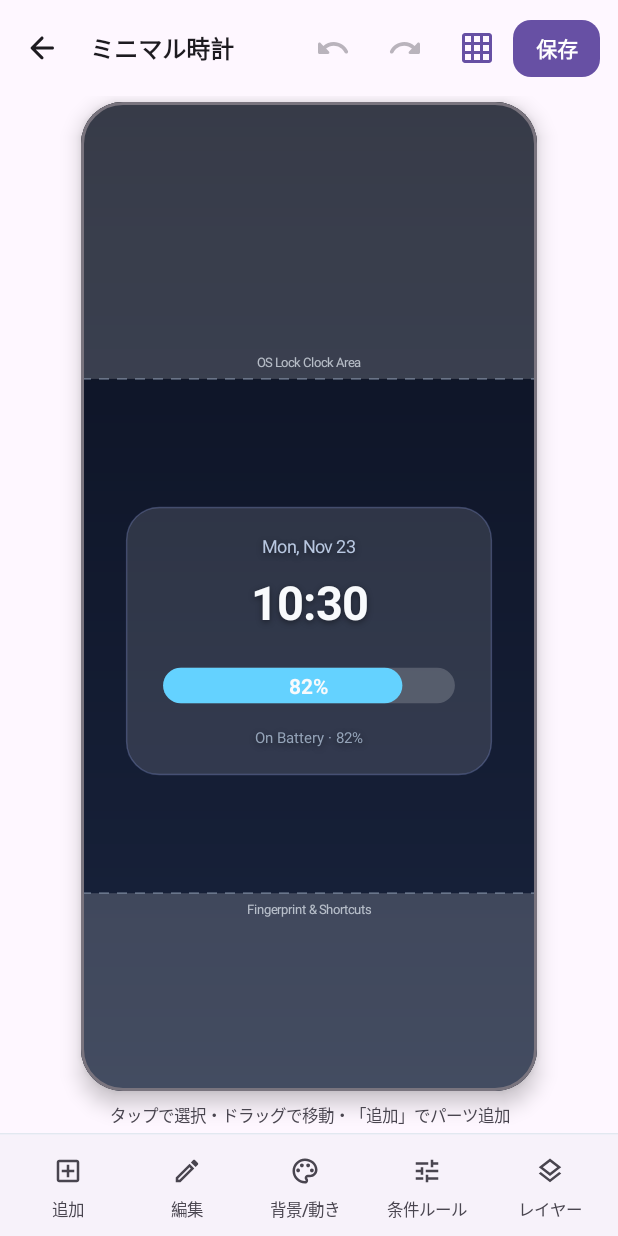
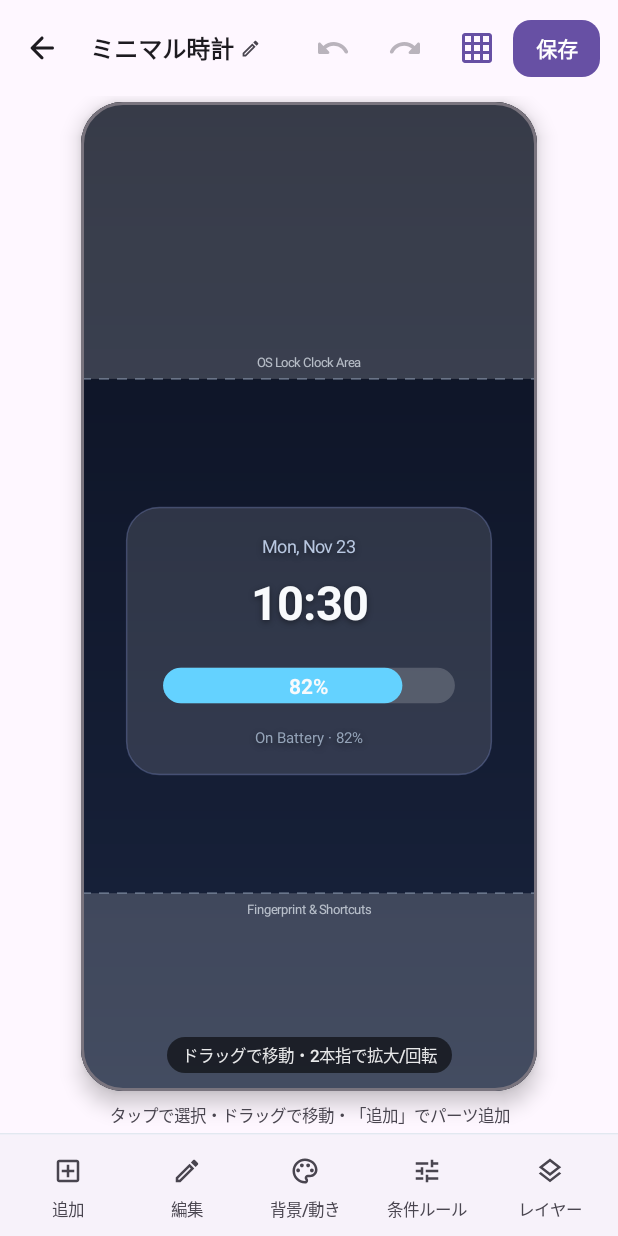
Before and after one commit to TaigaShinohara/LockCanvas, an Android app built with Jetpack Compose: the composable LockCanvasApp shown on its own in the app's theme, after a tap on "選択中", on a phone screen of 412 x 824 dp. Run offline under Robolectric (Android 15) with nearby library versions, the phone set to English and light mode, and no system bars.

Commit message:
Improve beginner UX in home, editor, and wallpaper setup guide

```diff
--- a/app/src/main/java/com/lockcanvas/app/ui/EditorState.kt
+++ b/app/src/main/java/com/lockcanvas/app/ui/EditorState.kt
@@ -23,8 +23,8 @@ enum class EditorToolTab(val label: String) {
     ADD("追加"),
     EDIT("編集"),
     BACKGROUND("背景/動き"),
-    RULES("条件ルール"),
-    LAYERS("レイヤー"),
+    RULES("自動切替"),
+    LAYERS("重なり順"),
 }
 
 data class SnapResult(
--- a/app/src/main/java/com/lockcanvas/app/ui/screens/EditorScreen.kt
+++ b/app/src/main/java/com/lockcanvas/app/ui/screens/EditorScreen.kt
@@ -257,12 +257,24 @@ fun EditorScreen(
                             .clickable { showRenameDialog = true }
                             .padding(horizontal = 4.dp, vertical = 2.dp),
                     ) {
+                        Row(
+                            verticalAlignment = Alignment.CenterVertically,
+                            horizontalArrangement = Arrangement.spacedBy(4.dp),
+                        ) {
                             Text(
                                 text = state.design.name,
                                 style = MaterialTheme.typography.titleMedium,
                                 maxLines = 1,
                                 overflow = TextOverflow.Ellipsis,
-                        )
+                                modifier = Modifier.weight(1f, fill = false),
+                            )
+                            Icon(
+                                imageVector = Icons.Outlined.Edit,
+                                contentDescription = "名前を変更",
+                                modifier = Modifier.size(14.dp),
+                                tint = MaterialTheme.colorScheme.onSurfaceVariant,
+                            )
+                        }
                         if (state.hasUnsavedChanges) {
                             Text(
                                 text = "未保存の変更あり",
@@ -646,6 +658,7 @@ private fun InteractiveCanvasStage(
         border = BorderStroke(2.dp, MaterialTheme.colorScheme.outline),
         shadowElevation = 8.dp,
     ) {
+        Box(modifier = Modifier.fillMaxSize()) {
             Canvas(
             modifier = Modifier
                 .fillMaxSize()
@@ -757,6 +770,24 @@ private fun InteractiveCanvasStage(
                     strokeWidth = 2f,
                     pathEffect = dashEffect,
                 )
+            }
+        }
+
+            if (state.selectedElementId == null) {
+                Surface(
+                    modifier = Modifier
+                        .align(Alignment.BottomCenter)
+                        .padding(bottom = 12.dp, start = 12.dp, end = 12.dp),
+                    shape = RoundedCornerShape(99.dp),
+                    color = Color.Black.copy(alpha = 0.58f),
+                ) {
+                    Text(
+                        text = "ドラッグで移動・2本指で拡大/回転",
+                        style = MaterialTheme.typography.labelSmall,
+                        color = Color.White.copy(alpha = 0.9f),
+                        modifier = Modifier.padding(horizontal = 10.dp, vertical = 4.dp),
+                    )
+                }
             }
         }
     }
--- a/app/src/main/java/com/lockcanvas/app/ui/screens/HomeScreen.kt
+++ b/app/src/main/java/com/lockcanvas/app/ui/screens/HomeScreen.kt
@@ -322,6 +322,23 @@ private fun DesignThumbnailCard(
                             modifier = Modifier.padding(horizontal = 8.dp, vertical = 3.dp),
                         )
                     }
+                } else {
+                    Surface(
+                        onClick = onSetActive,
+                        modifier = Modifier
+                            .align(Alignment.TopStart)
+                            .padding(6.dp),
+                        shape = RoundedCornerShape(99.dp),
+                        color = MaterialTheme.colorScheme.surface.copy(alpha = 0.85f),
+                        border = BorderStroke(1.dp, MaterialTheme.colorScheme.outlineVariant),
+                    ) {
+                        Text(
+                            text = "使う",
+                            style = MaterialTheme.typography.labelSmall,
+                            color = MaterialTheme.colorScheme.onSurface,
+                            modifier = Modifier.padding(horizontal = 8.dp, vertical = 3.dp),
+                        )
+                    }
                 }
 
                 if (design.animationStyle != AnimationStyle.NONE) {
```
Also changed, not shown: app/src/main/java/com/lockcanvas/app/MainActivity.kt (+42 -3 lines). Lines whose indentation alone changed are shown as unchanged.
